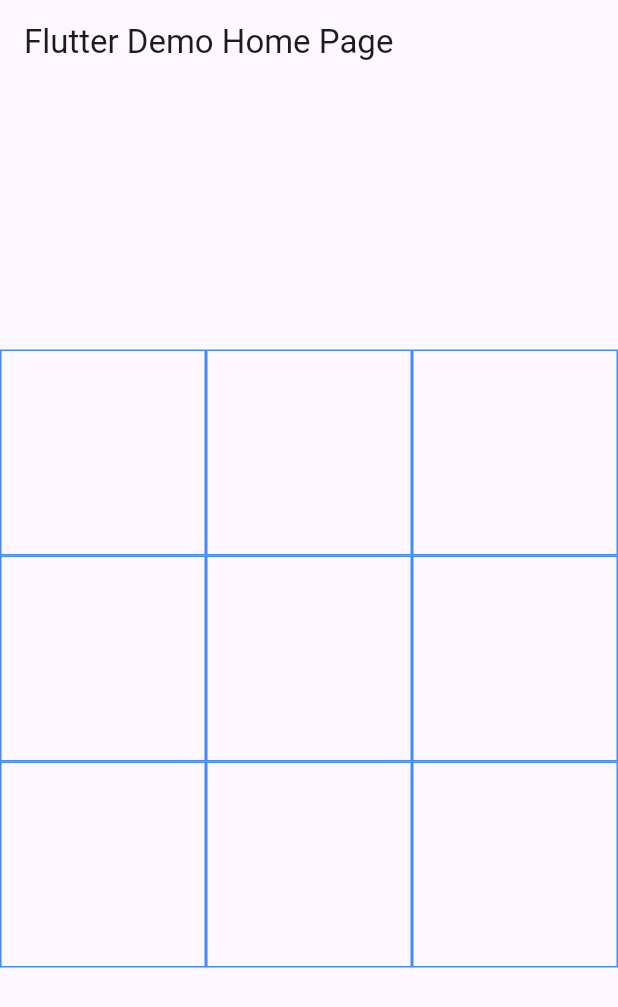
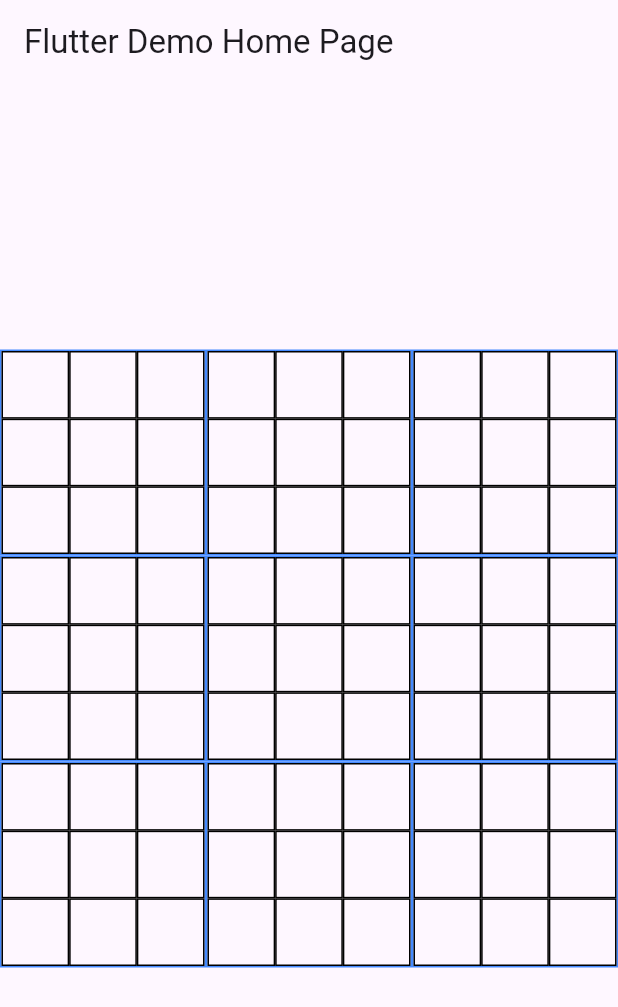
Before and after one commit to ImaryTafitasoa/flutter-sudoku, a Flutter app: the screen it shows after launch, on a phone screen of 412 x 824 dp. Shown: the top 1007 px of the screen. Run offline on Flutter 3.47's test engine with Material 3 defaults, Android fonts, the phone set to English and light mode, and no system bars.

Commit message:
Resolves 2

```diff
--- /dev/null
+++ b/lib/GrilleInterne.dart
@@ -0,0 +1,27 @@
+import 'package:flutter/material.dart';
+
+class GrilleInterne extends StatelessWidget{
+  @override
+  Widget build(BuildContext context) {
+    var height = MediaQuery.of(context).size.height / 2;
+    var width = MediaQuery.of(context).size.width;
+    var maxSize = height > width ? width : height;
+    var boxSize = (maxSize / 3).ceil().toDouble();
+
+    return SizedBox(
+      height: boxSize*3,
+      width: boxSize*3,
+      child: GridView.count(
+          crossAxisCount: 3,
+          children: List.generate(9,(x) {
+            return Container(
+              width: 0.3,
+              height: 0.3,
+              decoration: BoxDecoration(border: Border.all(color: Colors.black)),
+            );
+          }),
+      )
+    );
+  }
+
+}
--- a/lib/game.dart
+++ b/lib/game.dart
@@ -1,4 +1,5 @@
 import 'package:flutter/material.dart';
+import 'package:sudoku_starter/GrilleInterne.dart';
 
 class Game extends StatefulWidget {
   const Game({Key? key, required this.title}) : super(key: key);
@@ -75,6 +76,7 @@ class _GameState extends State<Game> {
                       width: boxSize,
                       height: boxSize,
                       decoration: BoxDecoration(border: Border.all(color: Colors.blueAccent)),
+                      child: GrilleInterne(),
                     );
                   })
               ),
```
